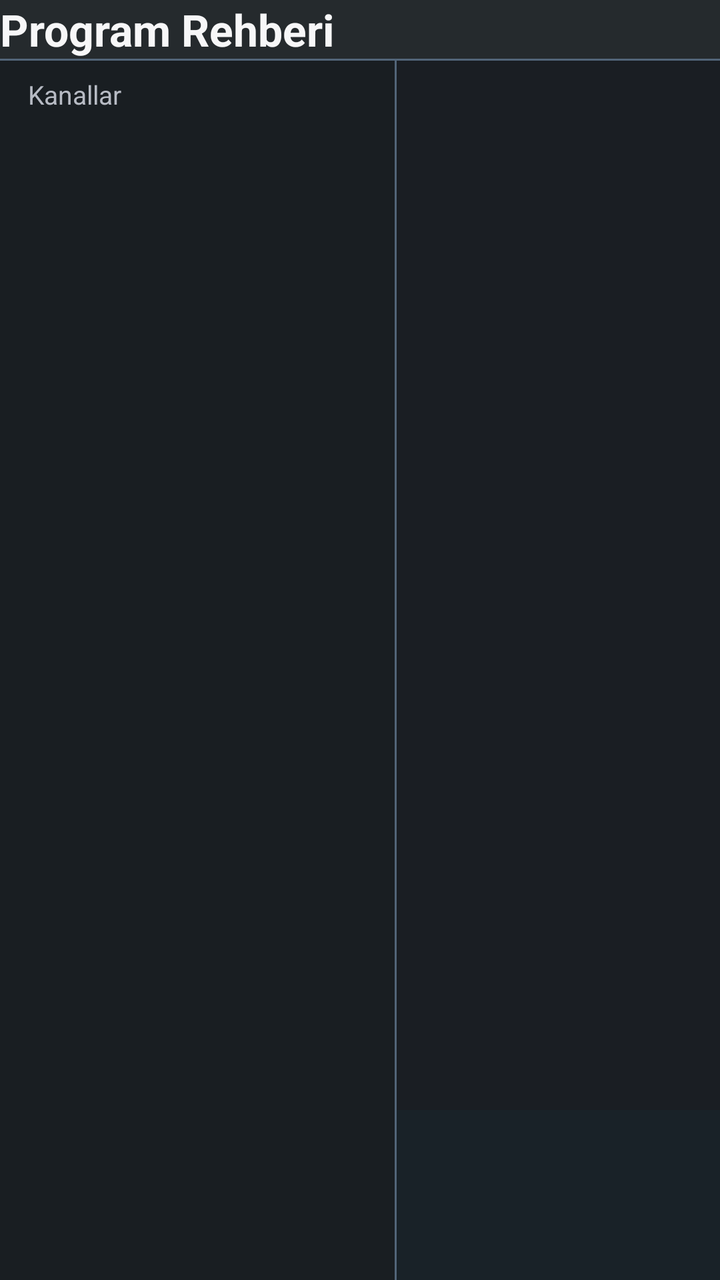
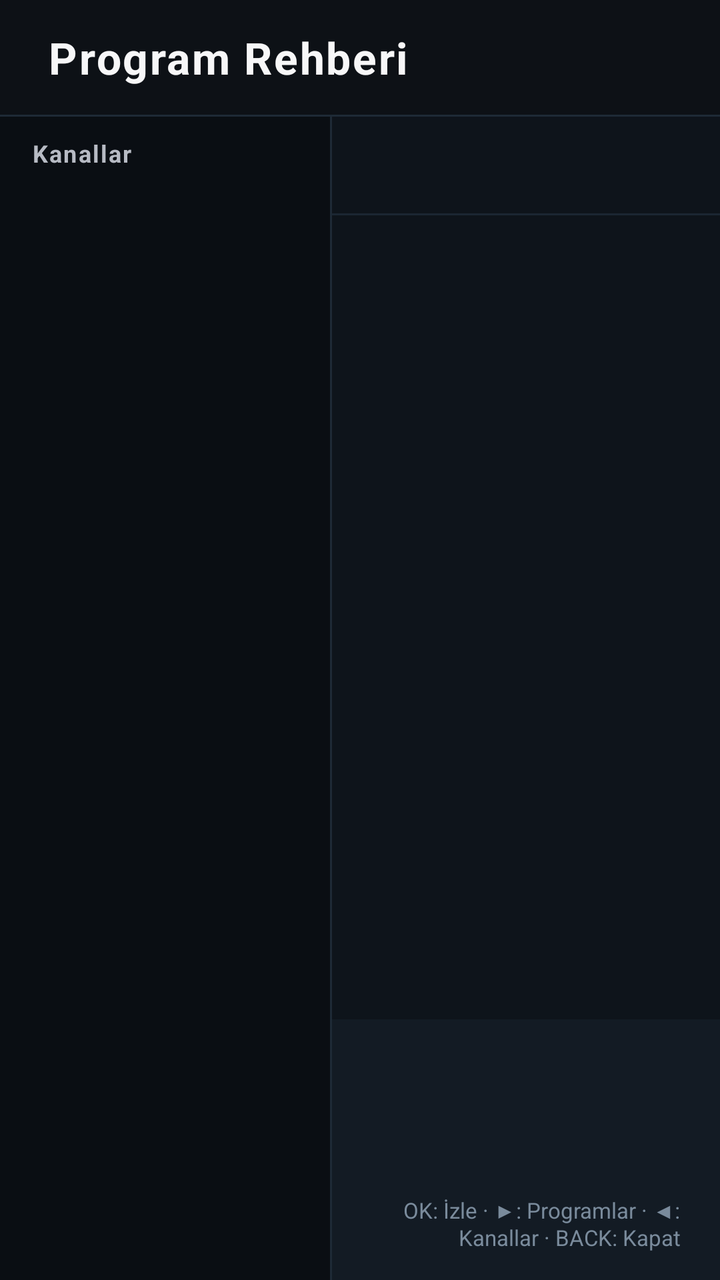

The first picture is an Android layout as it rendered before a commit; the second is the same layout after the commit. The layout source and the unified diff follow.
<!-- AndroidManifest.xml: activity theme Theme.TVApp.GuideOverlay -->
<!-- res/layout/activity_program_guide.xml -->
<?xml version="1.0" encoding="utf-8"?>
<FrameLayout xmlns:android="http://schemas.android.com/apk/res/android"
    android:layout_width="match_parent"
    android:layout_height="match_parent"
    android:background="@android:color/transparent">

    <LinearLayout
        android:id="@+id/guide_overlay"
        android:layout_width="wrap_content"
        android:layout_height="match_parent"
        android:layout_gravity="start"
        android:background="#E8101519"
        android:orientation="vertical">

        <LinearLayout
            android:id="@+id/guide_header"
            android:layout_width="match_parent"
            android:layout_height="wrap_content"
            android:gravity="center_vertical"
            android:orientation="horizontal">

            <TextView
                android:layout_width="0dp"
                android:layout_height="wrap_content"
                android:layout_weight="1"
                android:text="@string/program_guide"
                android:textColor="@color/text_primary"
                android:textSize="22sp"
                android:textStyle="bold" />

            <TextView
                android:id="@+id/guide_date"
                android:layout_width="wrap_content"
                android:layout_height="wrap_content"
                android:textColor="@color/text_secondary"
                android:textSize="14sp" />
        </LinearLayout>

        <View
            android:layout_width="match_parent"
            android:layout_height="1dp"
            android:background="#526579" />

        <LinearLayout
            android:layout_width="match_parent"
            android:layout_height="0dp"
            android:layout_weight="1"
            android:orientation="horizontal">

            <LinearLayout
                android:id="@+id/guide_channel_column"
                android:layout_width="0dp"
                android:layout_height="match_parent"
                android:layout_weight="55"
                android:background="#C9161B1F"
                android:orientation="vertical">

                <TextView
                    android:layout_width="match_parent"
                    android:layout_height="wrap_content"
                    android:paddingHorizontal="14dp"
                    android:paddingVertical="8dp"
                    android:text="@string/channels"
                    android:textColor="@color/text_secondary"
                    android:textSize="13sp" />

                <androidx.recyclerview.widget.RecyclerView
                    android:id="@+id/guide_channel_list"
                    android:layout_width="match_parent"
                    android:layout_height="0dp"
                    android:layout_weight="1"
                    android:clipToPadding="false"
                    android:overScrollMode="never"
                    android:paddingBottom="12dp" />
            </LinearLayout>

            <View
                android:layout_width="1dp"
                android:layout_height="match_parent"
                android:background="#526579" />

            <LinearLayout
                android:layout_width="0dp"
                android:layout_height="match_parent"
                android:layout_weight="45"
                android:background="#E0181D21"
                android:orientation="vertical">

                <LinearLayout
                    android:layout_width="match_parent"
                    android:layout_height="wrap_content"
                    android:gravity="center_vertical"
                    android:orientation="horizontal"
                    android:paddingHorizontal="16dp"
                    android:paddingVertical="10dp">

                    <TextView
                        android:id="@+id/selected_channel_number"
                        android:layout_width="wrap_content"
                        android:layout_height="wrap_content"
                        android:textColor="@color/accent"
                        android:textSize="15sp"
                        android:textStyle="bold" />

                    <TextView
                        android:id="@+id/selected_channel_name"
                        android:layout_width="0dp"
                        android:layout_height="wrap_content"
                        android:layout_marginStart="10dp"
                        android:layout_weight="1"
                        android:ellipsize="end"
                        android:maxLines="1"
                        android:textColor="@color/text_primary"
                        android:textSize="17sp"
                        android:textStyle="bold" />
                </LinearLayout>

                <FrameLayout
                    android:layout_width="match_parent"
                    android:layout_height="0dp"
                    android:layout_weight="1">

                    <androidx.recyclerview.widget.RecyclerView
                        android:id="@+id/program_list"
                        android:layout_width="match_parent"
                        android:layout_height="match_parent"
                        android:clipToPadding="false"
                        android:overScrollMode="never"
                        android:paddingBottom="12dp" />

                    <TextView
                        android:id="@+id/empty_programs"
                        android:layout_width="wrap_content"
                        android:layout_height="wrap_content"
                        android:layout_gravity="center"
                        android:gravity="center"
                        android:padding="20dp"
                        android:text="@string/no_epg_data"
                        android:textColor="@color/text_secondary"
                        android:textSize="15sp"
                        android:visibility="gone" />
                </FrameLayout>

                <LinearLayout
                    android:id="@+id/program_detail"
                    android:layout_width="match_parent"
                    android:layout_height="wrap_content"
                    android:background="#F01A2229"
                    android:orientation="vertical"
                    android:paddingHorizontal="16dp"
                    android:paddingVertical="10dp">

                    <TextView
                        android:id="@+id/detail_title"
                        android:layout_width="match_parent"
                        android:layout_height="wrap_content"
                        android:ellipsize="end"
                        android:maxLines="1"
                        android:textColor="@color/text_primary"
                        android:textSize="16sp"
                        android:textStyle="bold" />

                    <TextView
                        android:id="@+id/detail_time"
                        android:layout_width="match_parent"
                        android:layout_height="wrap_content"
                        android:layout_marginTop="3dp"
                        android:textColor="@color/accent"
                        android:textSize="13sp" />

                    <TextView
                        android:id="@+id/detail_description"
                        android:layout_width="match_parent"
                        android:layout_height="wrap_content"
                        android:layout_marginTop="5dp"
                        android:ellipsize="end"
                        android:maxLines="3"
                        android:textColor="@color/text_secondary"
                        android:textSize="13sp" />
                </LinearLayout>
            </LinearLayout>
        </LinearLayout>
    </LinearLayout>
</FrameLayout>
<!-- resources referenced by this layout -->
<resources>
  <color name="accent">#33B5E5</color>
  <color name="text_primary">#F7F7F8</color>
  <color name="text_secondary">#B7BBC4</color>
  <string name="channels">Kanallar</string>
  <string name="no_epg_data">Bu kanal için TIF program verisi bulunamadı.</string>
  <string name="program_guide">Program Rehberi</string>
  <style name="Theme.TVApp.GuideOverlay" parent="Theme.AppCompat.DayNight.NoActionBar">
          <item name="android:windowIsTranslucent">true</item>
          <item name="android:windowBackground">@android:color/transparent</item>
          <item name="android:windowNoTitle">true</item>
          <item name="android:windowFullscreen">true</item>
          <item name="android:backgroundDimEnabled">false</item>
          <item name="android:windowDisablePreview">true</item>
          <item name="android:colorAccent">@color/accent</item>
      </style>
</resources>

<!-- the commit's change to res/layout/activity_program_guide.xml (unified diff, before → after) -->
@@ -4,12 +4,17 @@
     android:layout_height="match_parent"
     android:background="@android:color/transparent">
 
+    <View
+        android:layout_width="match_parent"
+        android:layout_height="match_parent"
+        android:background="#B3000000" />
+
     <LinearLayout
         android:id="@+id/guide_overlay"
         android:layout_width="wrap_content"
         android:layout_height="match_parent"
-        android:layout_gravity="start"
-        android:background="#E8101519"
+        android:layout_gravity="center"
+        android:background="#F20A0E13"
         android:orientation="vertical">
 
         <LinearLayout
@@ -17,12 +22,15 @@
             android:layout_width="match_parent"
             android:layout_height="wrap_content"
             android:gravity="center_vertical"
-            android:orientation="horizontal">
+            android:orientation="horizontal"
+            android:paddingHorizontal="24dp"
+            android:paddingVertical="14dp">
 
             <TextView
                 android:layout_width="0dp"
                 android:layout_height="wrap_content"
                 android:layout_weight="1"
+                android:letterSpacing="0.04"
                 android:text="@string/program_guide"
                 android:textColor="@color/text_primary"
                 android:textSize="22sp"
@@ -32,14 +40,15 @@
                 android:id="@+id/guide_date"
                 android:layout_width="wrap_content"
                 android:layout_height="wrap_content"
-                android:textColor="@color/text_secondary"
-                android:textSize="14sp" />
+                android:fontFamily="sans-serif-medium"
+                android:textColor="@color/accent"
+                android:textSize="15sp" />
         </LinearLayout>
 
         <View
             android:layout_width="match_parent"
             android:layout_height="1dp"
-            android:background="#526579" />
+            android:background="#1E2A36" />
 
         <LinearLayout
             android:layout_width="match_parent"
@@ -51,18 +60,20 @@
                 android:id="@+id/guide_channel_column"
                 android:layout_width="0dp"
                 android:layout_height="match_parent"
-                android:layout_weight="55"
-                android:background="#C9161B1F"
+                android:layout_weight="46"
+                android:background="#0A0E13"
                 android:orientation="vertical">
 
                 <TextView
                     android:layout_width="match_parent"
                     android:layout_height="wrap_content"
-                    android:paddingHorizontal="14dp"
-                    android:paddingVertical="8dp"
+                    android:letterSpacing="0.06"
+                    android:paddingHorizontal="16dp"
+                    android:paddingVertical="10dp"
                     android:text="@string/channels"
                     android:textColor="@color/text_secondary"
-                    android:textSize="13sp" />
+                    android:textSize="12sp"
+                    android:textStyle="bold" />
 
                 <androidx.recyclerview.widget.RecyclerView
                     android:id="@+id/guide_channel_list"
@@ -70,20 +81,22 @@
                     android:layout_height="0dp"
                     android:layout_weight="1"
                     android:clipToPadding="false"
+                    android:descendantFocusability="afterDescendants"
+                    android:focusable="true"
                     android:overScrollMode="never"
-                    android:paddingBottom="12dp" />
+                    android:paddingBottom="16dp" />
             </LinearLayout>
 
             <View
                 android:layout_width="1dp"
                 android:layout_height="match_parent"
-                android:background="#526579" />
+                android:background="#1E2A36" />
 
             <LinearLayout
                 android:layout_width="0dp"
                 android:layout_height="match_parent"
-                android:layout_weight="45"
-                android:background="#E0181D21"
+                android:layout_weight="54"
+                android:background="#0E141B"
                 android:orientation="vertical">
 
                 <LinearLayout
@@ -91,15 +104,15 @@
                     android:layout_height="wrap_content"
                     android:gravity="center_vertical"
                     android:orientation="horizontal"
-                    android:paddingHorizontal="16dp"
-                    android:paddingVertical="10dp">
+                    android:paddingHorizontal="18dp"
+                    android:paddingVertical="12dp">
 
                     <TextView
                         android:id="@+id/selected_channel_number"
                         android:layout_width="wrap_content"
                         android:layout_height="wrap_content"
                         android:textColor="@color/accent"
-                        android:textSize="15sp"
+                        android:textSize="16sp"
                         android:textStyle="bold" />
 
                     <TextView
@@ -111,10 +124,15 @@
                         android:ellipsize="end"
                         android:maxLines="1"
                         android:textColor="@color/text_primary"
-                        android:textSize="17sp"
+                        android:textSize="18sp"
                         android:textStyle="bold" />
                 </LinearLayout>
 
+                <View
+                    android:layout_width="match_parent"
+                    android:layout_height="1dp"
+                    android:background="#1B2632" />
+
                 <FrameLayout
                     android:layout_width="match_parent"
                     android:layout_height="0dp"
@@ -125,8 +143,10 @@
                         android:layout_width="match_parent"
                         android:layout_height="match_parent"
                         android:clipToPadding="false"
+                        android:descendantFocusability="afterDescendants"
+                        android:focusable="true"
                         android:overScrollMode="never"
-                        android:paddingBottom="12dp" />
+                        android:paddingBottom="16dp" />
 
                     <TextView
                         android:id="@+id/empty_programs"
@@ -134,7 +154,7 @@
                         android:layout_height="wrap_content"
                         android:layout_gravity="center"
                         android:gravity="center"
-                        android:padding="20dp"
+                        android:padding="24dp"
                         android:text="@string/no_epg_data"
                         android:textColor="@color/text_secondary"
                         android:textSize="15sp"
@@ -145,10 +165,10 @@
                     android:id="@+id/program_detail"
                     android:layout_width="match_parent"
                     android:layout_height="wrap_content"
-                    android:background="#F01A2229"
+                    android:background="#131B24"
                     android:orientation="vertical"
-                    android:paddingHorizontal="16dp"
-                    android:paddingVertical="10dp">
+                    android:paddingHorizontal="20dp"
+                    android:paddingVertical="14dp">
 
                     <TextView
                         android:id="@+id/detail_title"
@@ -157,7 +177,7 @@
                         android:ellipsize="end"
                         android:maxLines="1"
                         android:textColor="@color/text_primary"
-                        android:textSize="16sp"
+                        android:textSize="17sp"
                         android:textStyle="bold" />
 
                     <TextView
@@ -165,6 +185,7 @@
                         android:layout_width="match_parent"
                         android:layout_height="wrap_content"
                         android:layout_marginTop="3dp"
+                        android:fontFamily="sans-serif-medium"
                         android:textColor="@color/accent"
                         android:textSize="13sp" />
 
@@ -174,9 +195,21 @@
                         android:layout_height="wrap_content"
                         android:layout_marginTop="5dp"
                         android:ellipsize="end"
+                        android:lineSpacingMultiplier="1.2"
                         android:maxLines="3"
                         android:textColor="@color/text_secondary"
                         android:textSize="13sp" />
+
+                    <TextView
+                        android:id="@+id/guide_control_hints"
+                        android:layout_width="match_parent"
+                        android:layout_height="wrap_content"
+                        android:layout_marginTop="8dp"
+                        android:fontFamily="sans-serif"
+                        android:gravity="end"
+                        android:text="@string/guide_control_hints"
+                        android:textColor="#7A8B9C"
+                        android:textSize="11sp" />
                 </LinearLayout>
             </LinearLayout>
         </LinearLayout>
<!-- resource entries referenced after the edit -->
@@ -4,6 +4,7 @@
   <color name="text_primary">#F7F7F8</color>
   <color name="text_secondary">#B7BBC4</color>
   <string name="channels">Kanallar</string>
+  <string name="guide_control_hints">OK: İzle  ·  ▶: Programlar  ·  ◀: Kanallar  ·  BACK: Kapat</string>
   <string name="no_epg_data">Bu kanal için TIF program verisi bulunamadı.</string>
   <string name="program_guide">Program Rehberi</string>
   <style name="Theme.TVApp.GuideOverlay" parent="Theme.AppCompat.DayNight.NoActionBar">
